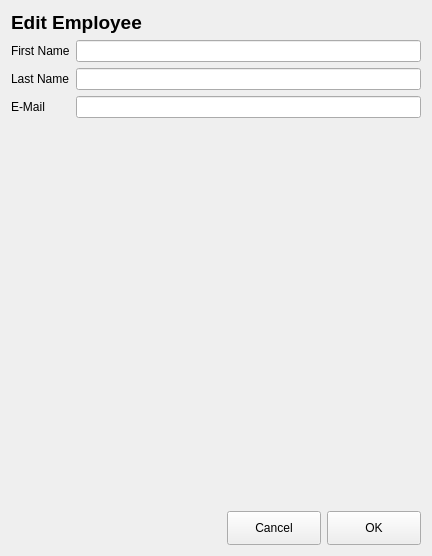
Old version of the form ui/employeeEditor.ui in the repository olk90/shift.
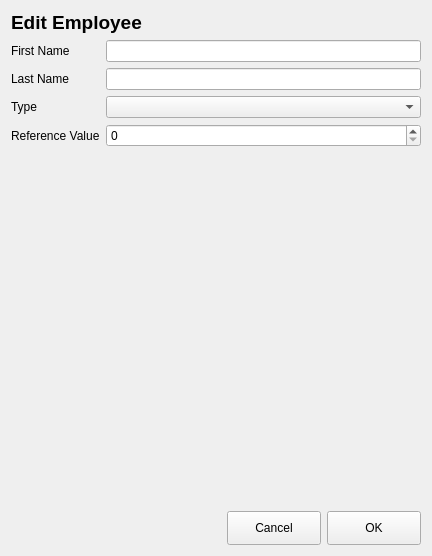
New version of the form.

Commit message: adjusted data model (employee)

```diff
--- a/ui/employeeEditor.ui
+++ b/ui/employeeEditor.ui
@@ -58,12 +58,22 @@
        <item row="2" column="0">
         <widget class="QLabel" name="emailLabel">
          <property name="text">
-          <string>E-Mail</string>
+          <string>Type</string>
          </property>
         </widget>
        </item>
        <item row="2" column="1">
-        <widget class="QLineEdit" name="emailEdit"/>
+        <widget class="QComboBox" name="typeCombobox"/>
+       </item>
+       <item row="3" column="0">
+        <widget class="QLabel" name="referenceLabel">
+         <property name="text">
+          <string>Reference Value</string>
+         </property>
+        </widget>
+       </item>
+       <item row="3" column="1">
+        <widget class="QSpinBox" name="referenceSpinner"/>
        </item>
       </layout>
      </item>
```
Left out of the diff: 2 changed lines with no effect on the pictures. The commit also changes 5 other files.
